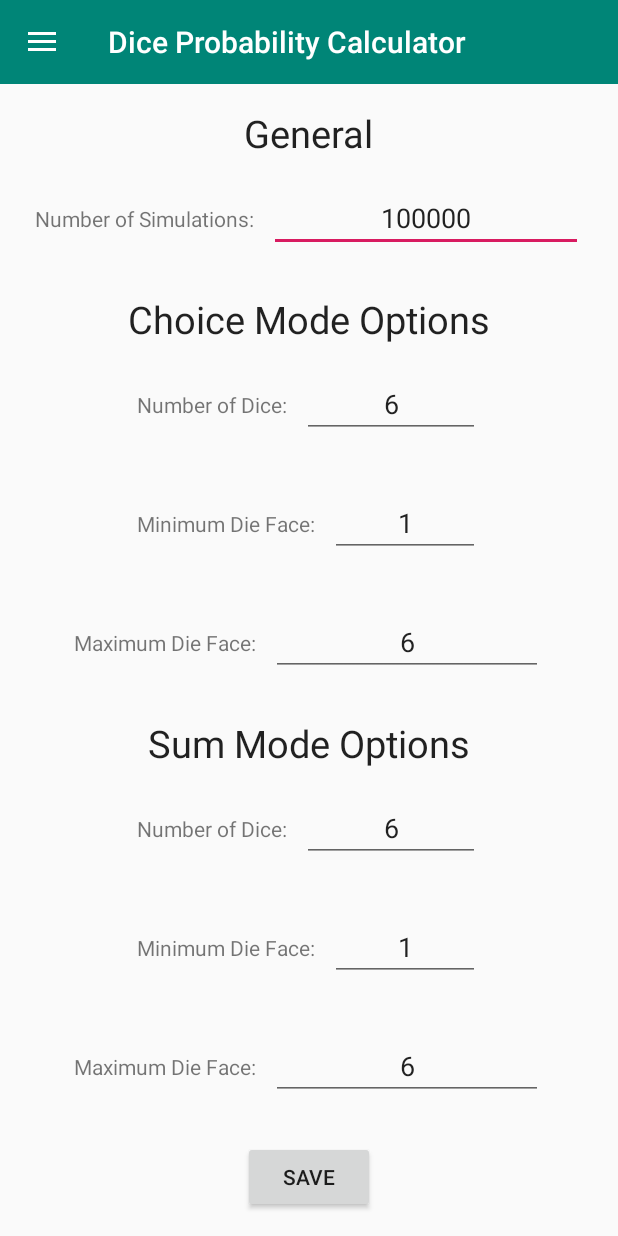
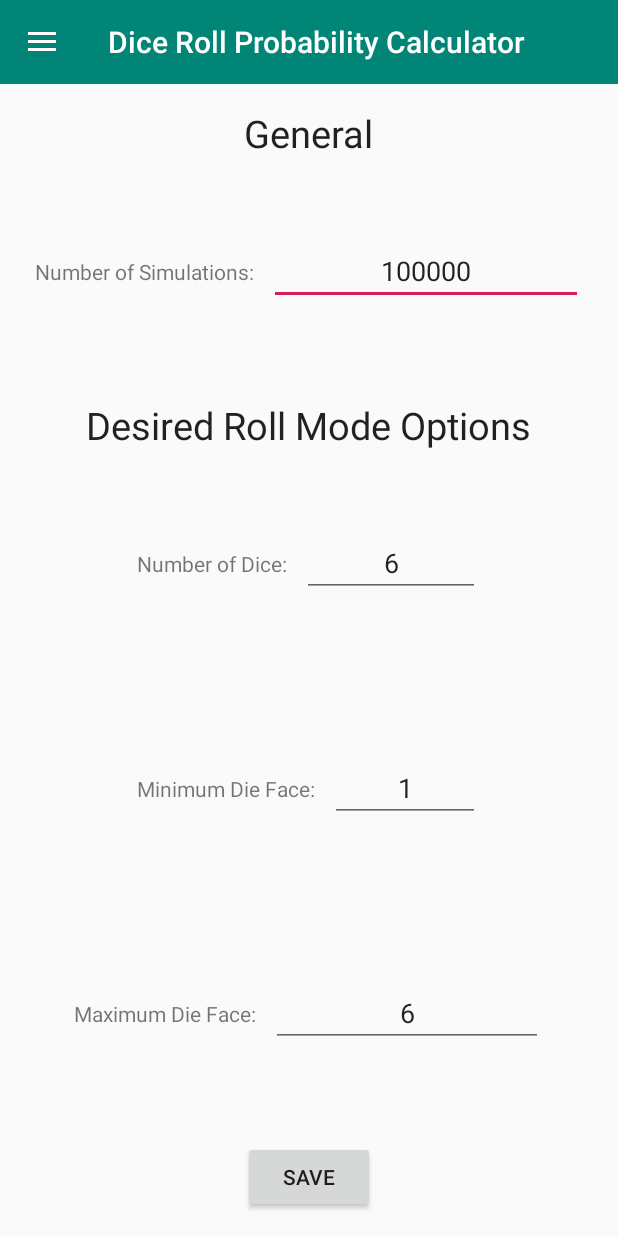
Before and after one commit to tnabdall/DiceCalcProb-Android, an Android app: the screen it shows after launch (MainActivity), in the side drawer, after a tap on "Options", on a phone screen of 412 x 824 dp. Run offline under Robolectric (Android 15) with nearby library versions, the phone set to English and light mode, and no system bars.

```diff
--- a/app/src/main/java/com/taapps/diceprobcalc/MainActivity.java
+++ b/app/src/main/java/com/taapps/diceprobcalc/MainActivity.java
@@ -22,7 +22,7 @@ public class MainActivity extends AppCompatActivity implements NavigationView.On
     public static int MAX_FACE_CHO = 6;
     public static int NUM_SIMULATIONS = 100000;
 
-    static final int OPTIONS_REQUEST = 101;
+    public static final int OPTIONS_REQUEST = 101;
     protected OptionSet opt = new OptionSet();
 
     @Override
--- a/app/src/main/java/com/taapps/diceprobcalc/OptionsFragment.java
+++ b/app/src/main/java/com/taapps/diceprobcalc/OptionsFragment.java
@@ -19,9 +19,6 @@ public class OptionsFragment extends Fragment implements FragmentMethods {
     public static String numDiceChoDefault = "6";
     public static String minFaceChoDefault = "1";
     public static String maxFaceChoDefault = "6";
-    public static String numDiceSumDefault = "6";
-    public static String minFaceSumDefault = "1";
-    public static String maxFaceSumDefault = "6";
 
 
     public OptionsFragment() {
@@ -34,6 +31,18 @@ public class OptionsFragment extends Fragment implements FragmentMethods {
                              Bundle savedInstanceState) {
         // Inflate the layout for this fragment
         View optionsView = inflater.inflate(R.layout.fragment_options, container, false);
+
+        // Retrieve current values
+        EditText sims = (EditText) optionsView.findViewById(R.id.numSimulations);
+        EditText numDice = (EditText) optionsView.findViewById(R.id.numDiceCho);
+        EditText minFace = (EditText) optionsView.findViewById(R.id.minFaceCho);
+        EditText maxFace = (EditText) optionsView.findViewById(R.id.maxFaceCho);
+
+        sims.setText(Integer.toString(MainActivity.NUM_SIMULATIONS));
+        numDice.setText(Integer.toString(MainActivity.NUM_DICE_CHO));
+        minFace.setText(Integer.toString(MainActivity.MIN_FACE_CHO));
+        maxFace.setText(Integer.toString(MainActivity.MAX_FACE_CHO));
+
 
         setupSaveButton(optionsView);
 
--- a/app/src/main/res/layout/fragment_options.xml
+++ b/app/src/main/res/layout/fragment_options.xml
@@ -117,83 +117,6 @@
             android:textAlignment="center" />
     </LinearLayout>
 
-    <TextView
-        android:layout_width="wrap_content"
-        android:layout_height="wrap_content"
-        android:layout_marginTop="10dp"
-        android:text="@string/sum_mode_options"
-        android:textAppearance="?android:attr/textAppearanceLarge"
-        android:textSize="25sp" />
-
-    <LinearLayout
-        android:layout_width="wrap_content"
-        android:layout_height="0dp"
-        android:layout_weight="1"
-        android:gravity="center"
-        android:orientation="horizontal">
-
-        <TextView
-            android:layout_width="wrap_content"
-            android:layout_height="wrap_content"
-            android:text="@string/numDiceLabel" />
-
-        <EditText
-            android:id="@+id/numDiceSum"
-            android:layout_width="wrap_content"
-            android:layout_height="wrap_content"
-            android:layout_marginStart="10dp"
-            android:hint="@string/numDiceHint"
-            android:inputType="numberSigned"
-            android:text="@string/numDiceDefault"
-            android:textAlignment="center" />
-    </LinearLayout>
-
-    <LinearLayout
-        android:layout_width="wrap_content"
-        android:layout_height="0dp"
-        android:layout_weight="1"
-        android:gravity="center"
-        android:orientation="horizontal">
-
-        <TextView
-            android:layout_width="wrap_content"
-            android:layout_height="wrap_content"
-            android:text="@string/minFaceLabel" />
-
-        <EditText
-            android:id="@+id/minFaceSum"
-            android:layout_width="wrap_content"
-            android:layout_height="wrap_content"
-            android:layout_marginStart="10dp"
-            android:hint="@string/minFaceHint"
-            android:inputType="numberSigned"
-            android:text="@string/minFaceDefault"
-            android:textAlignment="center" />
-    </LinearLayout>
-
-    <LinearLayout
-        android:layout_width="wrap_content"
-        android:layout_height="0dp"
-        android:layout_weight="1"
-        android:gravity="center"
-        android:orientation="horizontal">
-
-        <TextView
-            android:layout_width="wrap_content"
-            android:layout_height="wrap_content"
-            android:text="@string/maxFaceLabel" />
-
-        <EditText
-            android:id="@+id/maxFaceSum"
-            android:layout_width="wrap_content"
-            android:layout_height="wrap_content"
-            android:layout_marginStart="10dp"
-            android:hint="@string/maxFaceHint"
-            android:inputType="numberSigned"
-            android:text="@string/maxFaceDefault"
-            android:textAlignment="center" />
-    </LinearLayout>
-
     <Button
         android:layout_width="wrap_content"
         android:layout_height="wrap_content"
--- a/app/src/main/res/values/strings.xml
+++ b/app/src/main/res/values/strings.xml
@@ -1,5 +1,5 @@
 <resources>
-    <string name="app_name">Dice Probability Calculator</string>
+    <string name="app_name">Dice Roll Probability Calculator</string>
     <string name="simsLabel">Number of Simulations: </string>
     <string name="numRollsLabel">Number of Rolls Left: </string>
     <string name="calcButton">Calculate</string>
@@ -13,7 +13,7 @@
     <string name="simsHint"><![CDATA[Positive Number > 10000]]></string>
     <string name="numDiceLabel">Number of Dice:</string>
     <string name="numFacesLabel">Number of Faces on Die:</string>
-    <string name="sumLabel">Sum Mode</string>
+    <string name="sumLabel">Sum Calculator</string>
     <string name="desDiceModeLabel">Desired Dice Mode</string>
     <string name="desSumLabel">Desired Sum</string>
     <string name="sumDefault">20</string>
@@ -25,7 +25,7 @@
     <string name="nav_sum">Desired Sum</string>
     <string name="nav_options">Options</string>
     <string name="general">General</string>
-    <string name="choice_mode_options">Choice Mode Options</string>
+    <string name="choice_mode_options">Desired Roll Mode Options</string>
     <string name="sum_mode_options">Sum Mode Options</string>
     <string name="numDiceHint">1-6 supported</string>
     <string name="minFaceHint">0 or greater</string>
```
Also changed, not shown: 1 other file.
